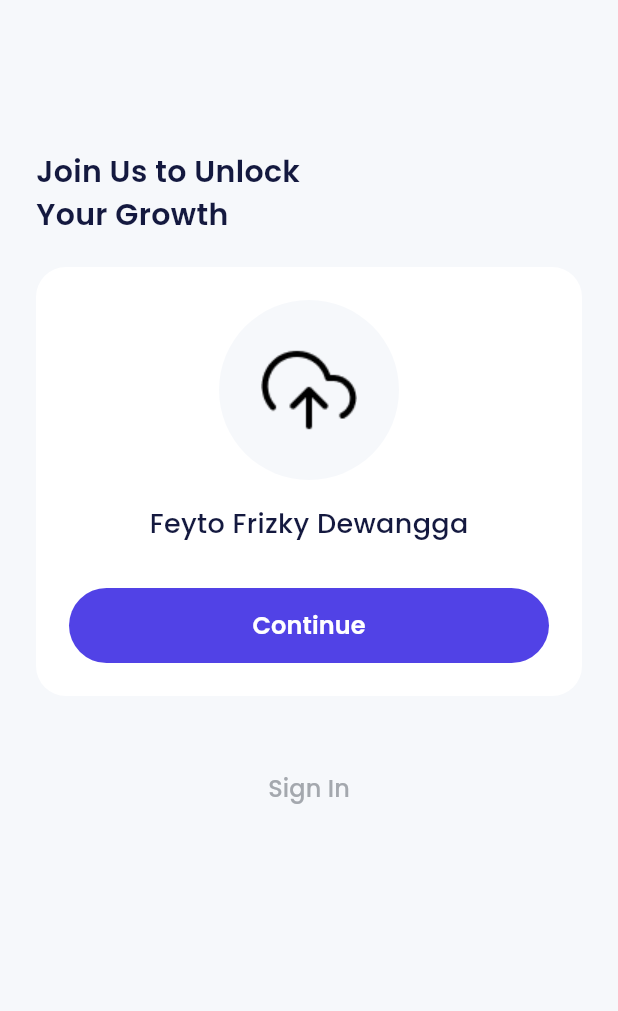
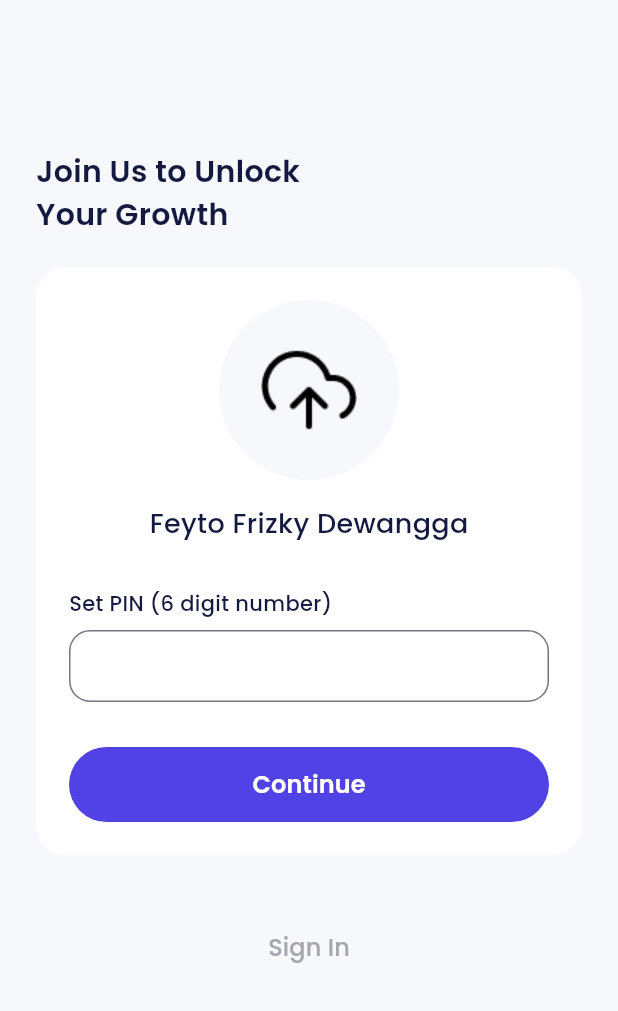
Before and after one commit to feyto81/bank_sha, a Flutter app: the SignUpUploadProfilePage screen opened by its route, on a phone screen of 412 x 824 dp, the part 225-1236 px from its top. Run offline on Flutter 3.47's test engine with Material 3 defaults, Android fonts, the phone set to English and light mode, and no system bars; our stand-ins replace carousel_slider, google_fonts.

Commit message:
feat(Sign Up Upload Profile Page):adding input pin form

```diff
--- a/lib/ui/pages/sign_up_upload_profile_page.dart
+++ b/lib/ui/pages/sign_up_upload_profile_page.dart
@@ -72,6 +72,12 @@ class SignUpUploadProfilePage extends StatelessWidget {
                 const SizedBox(
                   height: 30,
                 ),
+                CustomFormField(
+                  title: 'Set PIN (6 digit number)',
+                ),
+                const SizedBox(
+                  height: 30,
+                ),
                 CustomFilledButton(
                   title: 'Continue',
                   onPressed: () {},
```
